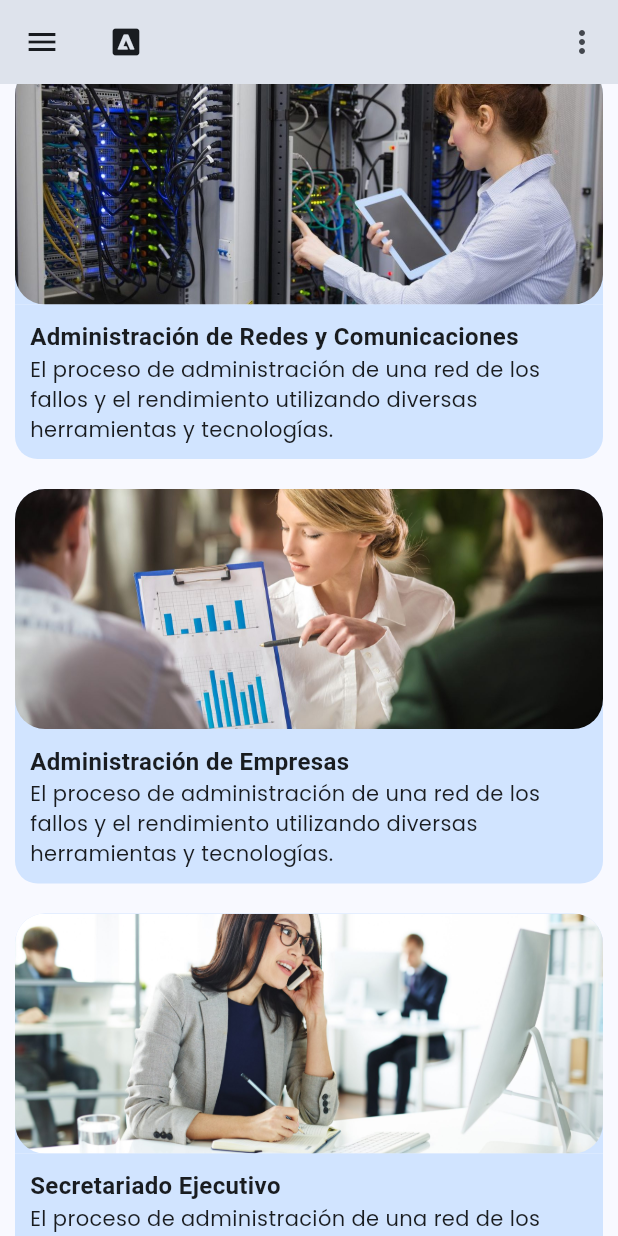
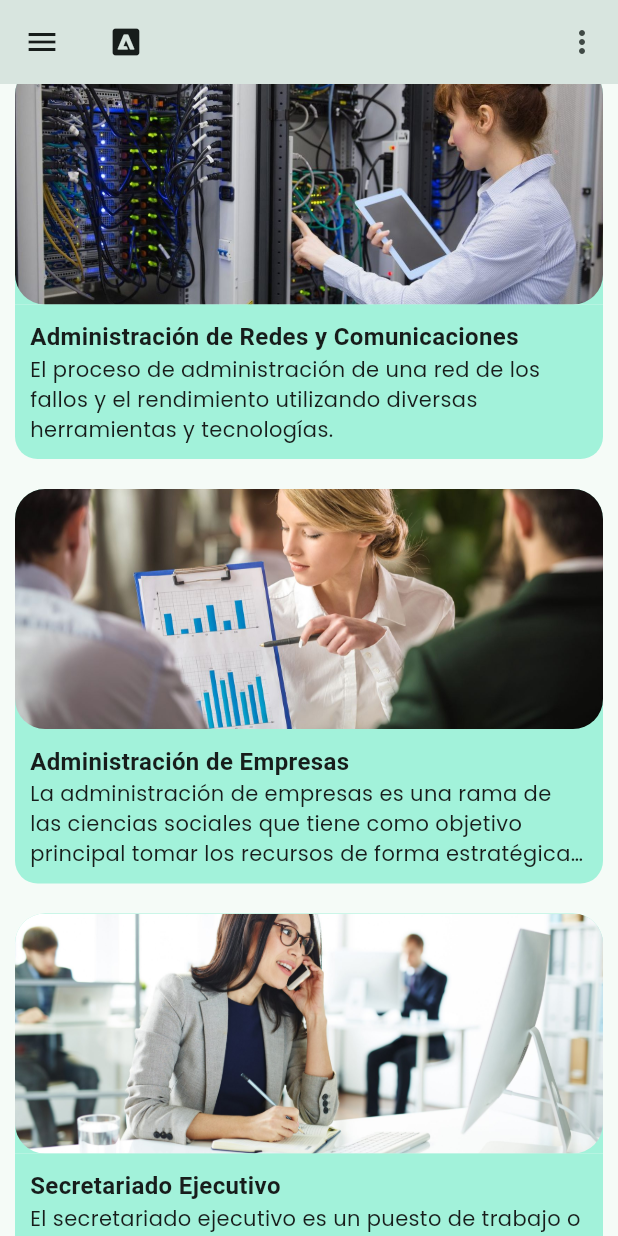
Before and after one commit to samjaredvscode/responsive_app, a Flutter app: the screen it shows after launch, scrolled down 525 dp, on a phone screen of 412 x 824 dp. Run offline on Flutter 3.47's test engine with Material 2 defaults, Android fonts, the phone set to English and light mode, and no system bars; our stand-ins replace bloc, firebase_auth, flutter_bloc, flutter_hooks, freezed_annotation, go_router and 1 more; accounts and stored records are empty.

Commit message:
ligeras modificaciones

```diff
--- a/lib/app/app.dart
+++ b/lib/app/app.dart
@@ -6,6 +6,8 @@ import 'package:responsive_app/app/responsive/devices/mobil_layout.dart';
 import 'package:responsive_app/app/responsive/devices/tablet_layout.dart';
 import 'package:responsive_app/app/responsive/responsive_layout.dart';
 import 'package:responsive_app/app/routes/app_routes.dart';
+
+import 'themes/themes.dart';
 
 void main() {
   WidgetsFlutterBinding.ensureInitialized();
@@ -25,12 +27,7 @@ class MyApp extends StatelessWidget {
       ],
       child: MaterialApp.router(
         debugShowCheckedModeBanner: false,
-        theme: ThemeData(
-          fontFamily: 'Poppins',
-          useMaterial3: true,
-          colorSchemeSeed: Colors.blue,
-          brightness: Brightness.light,
-        ),
+        theme: AppTheme().getTheme(),
         routerConfig: CustomRouter.router,
       ),
     );
--- a/lib/app/responsive/devices/mobil_layout.dart
+++ b/lib/app/responsive/devices/mobil_layout.dart
@@ -204,13 +204,13 @@ class MainContentMobil extends StatelessWidget {
           const AboutCrearsWidget(
             title: 'Administración de Empresas',
             subTitle:
-                'El proceso de administración de una red de los fallos y el rendimiento utilizando diversas herramientas y tecnologías.',
+                'La administración de empresas es una rama de las ciencias sociales que tiene como objetivo principal tomar los recursos de forma estratégica para lograr los objetivos.',
             assetImage: 'assets/images/administrador-estadistica.jpg',
           ),
           const AboutCrearsWidget(
             title: 'Secretariado Ejecutivo',
             subTitle:
-                'El proceso de administración de una red de los fallos y el rendimiento utilizando diversas herramientas y tecnologías.',
+                'El secretariado ejecutivo es un puesto de trabajo o profesión que sirve para brindar el máximo apoyo a los empleados de alto rango en una empresa u organización.',
             assetImage: 'assets/images/secretarido-ejecutivo.jpg',
           ),
         ],
@@ -268,12 +268,14 @@ class AboutCrearsWidget extends StatelessWidget {
             child: Padding(
               padding: const EdgeInsets.all(10),
               child: Text.rich(
+                maxLines: 4,
+                overflow: TextOverflow.ellipsis,
                 TextSpan(
                   children: [
                     TextSpan(
                       text: '$title\n',
                       style: TextStyle(
-                        fontSize: textSize.titleMedium!.fontSize,
+                        fontSize: textSize.titleMedium?.fontSize,
                         fontWeight: FontWeight.w700,
                       ),
                     ),
--- a/lib/app/routes/app_routes.dart
+++ b/lib/app/routes/app_routes.dart
@@ -6,26 +6,27 @@ import 'package:responsive_app/app/ui/intranet_login/teacher_page.dart';
 
 class CustomRouter {
   static final router = GoRouter(
-    initialLocation: '/home',
+    debugLogDiagnostics: true,
+    initialLocation: '/',
     routes: [
       GoRoute(
         name: 'home',
-        path: '/home',
+        path: '/',
         builder: (context, state) => const App(),
       ),
       GoRoute(
         name: 'admin',
-        path: '/admin',
+        path: '/administrador',
         builder: (context, state) => const AdminPage(),
       ),
       GoRoute(
         name: 'teacher',
-        path: '/teacher',
+        path: '/docente',
         builder: (context, state) => const TeacherPage(),
       ),
       GoRoute(
         name: 'student',
-        path: '/student',
+        path: '/estudiante',
         builder: (context, state) => const StudentPage(),
       )
     ],
--- /dev/null
+++ b/lib/app/themes/themes.dart
@@ -0,0 +1,14 @@
+import 'package:flutter/material.dart';
+
+class AppTheme {
+  ThemeData getTheme() {
+    return ThemeData(
+      colorSchemeSeed: Colors.tealAccent,
+      useMaterial3: true,
+      fontFamily: 'Poppins',
+      appBarTheme: const AppBarTheme(
+        elevation: 10,
+      ),
+    );
+  }
+}
```
Also changed, not shown: lib/app/responsive/devices/desktop_layout.dart (+40 -11 lines), lib/app/themes/themes_custom.dart (deleted, +0 -39 lines), pubspec.lock.
